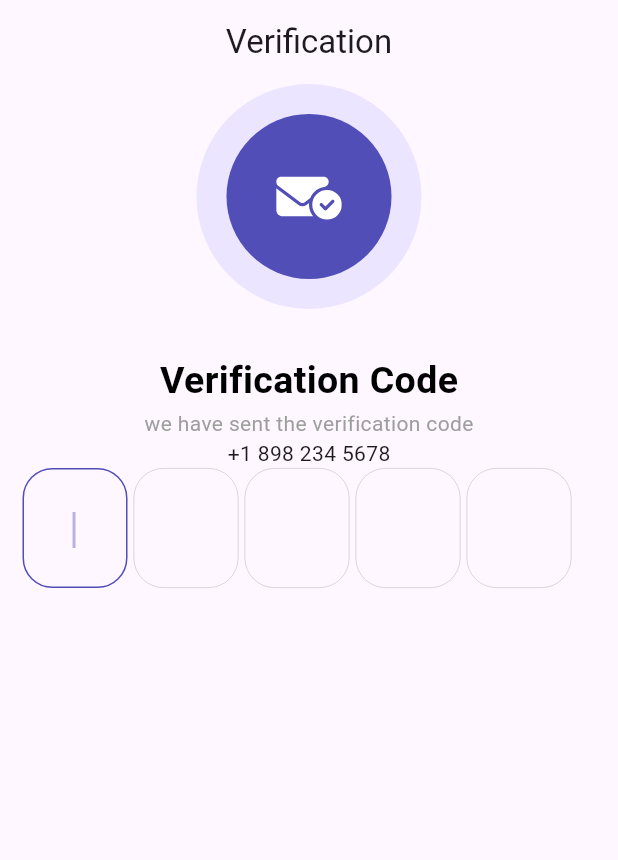
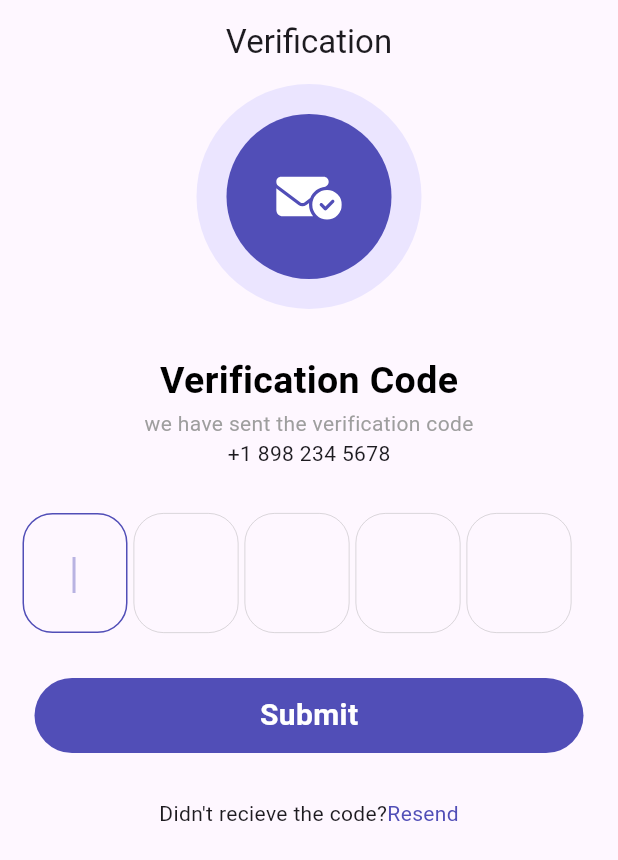
Before and after one commit to ibrahimalnagar45/Kutuku, a Flutter app: the VerificationView screen opened by its route, on a phone screen of 412 x 824 dp. Shown: the top 860 px of the screen. Run offline on Flutter 3.47's test engine with Material 3 defaults, Android fonts, the phone set to English and light mode, and no system bars; our stand-ins replace flutter_svg, go_router; missing offline and left inert: awesome_icons.

Commit message:
Add custom button and resend functionality to VerificationViewBody widget

```diff
--- a/lib/features/auth/presentation/views/widgets/verification_view_body.dart
+++ b/lib/features/auth/presentation/views/widgets/verification_view_body.dart
@@ -5,6 +5,8 @@ import 'package:flutter_svg/svg.dart';
 import 'package:kutuku/constants.dart';
 import 'package:kutuku/core/utils/styles.dart';
 import 'package:kutuku/features/auth/presentation/views/widgets/verification_code_bloc.dart';
+
+import '../../../../../core/utils/widgets/custom_button.dart';
 
 class VerificationViewBody extends StatefulWidget {
   const VerificationViewBody({super.key});
@@ -52,6 +54,9 @@ class _VerificationViewBodyState extends State<VerificationViewBody> {
             )
           ],
         ),
+        const SizedBox(
+          height: 30,
+        ),
         SizedBox(
           height: 80,
           child: ListView.builder(
@@ -71,6 +76,29 @@ class _VerificationViewBodyState extends State<VerificationViewBody> {
                       ),
                     ));
               }),
+        ),
+        const SizedBox(
+          height: 30,
+        ),
+        const CustomButton(
+          text: 'Submit',
+        ),
+        const SizedBox(
+          height: 30,
+        ),
+        Row(
+          mainAxisAlignment: MainAxisAlignment.center,
+          children: [
+            const Text('Didn\'t recieve the code?'),
+            Text(
+              'Resend',
+              style: Styles.desStyle.copyWith(color: kPrimaryColor),
+            ),
+            //  const   Icon(
+            //       FontAwesomeIcons.chevronRight,
+            //       size: 20,
+            //     )
+          ],
         )
       ],
     );
```
